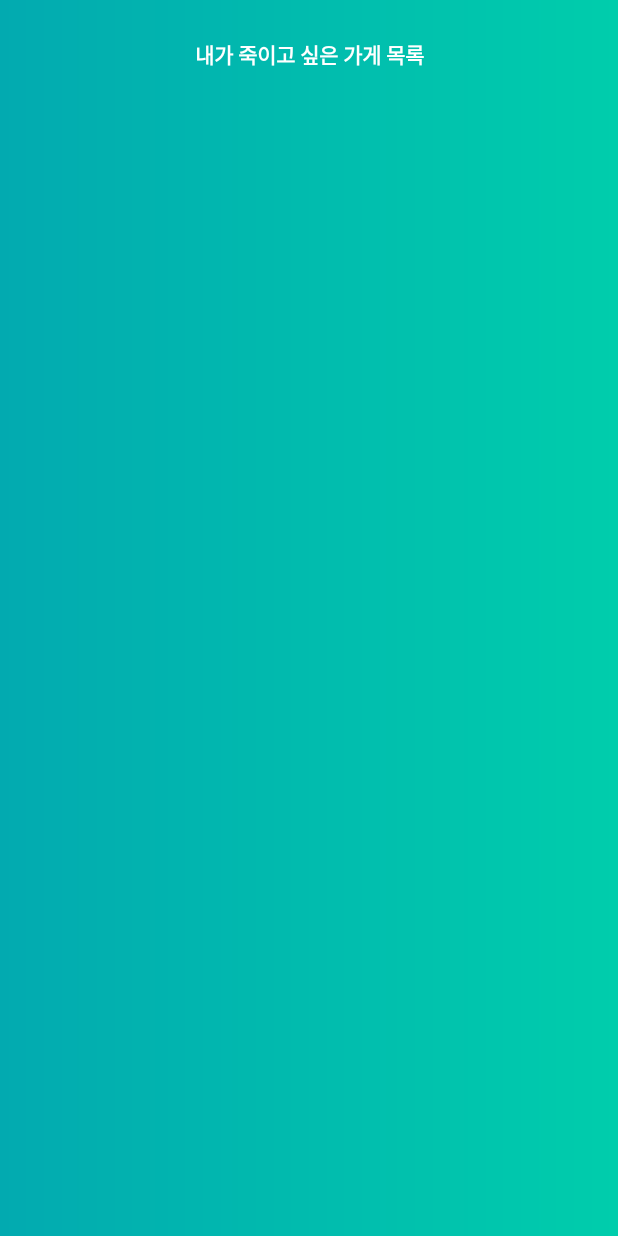
After one commit to princesssubinwith5man/RomanticChuncheon, an Android app: the MyListActivity screen opened directly, with no data from a screen before it, on a phone screen of 412 x 824 dp. The commit adds this screen. Run offline under Robolectric (Android 15) with nearby library versions, the phone set to English and light mode, and no system bars; our stand-ins replace Firebase (no records; nobody signed in at launch, a user with empty details on screens opened directly); 1 statement that could not run was skipped.

Commit message:
내가 죽이고 싶은 가게 목록 ㄹㅇ 죽임

```diff
--- a/Practice2/app/src/main/AndroidManifest.xml
+++ b/Practice2/app/src/main/AndroidManifest.xml
@@ -11,6 +11,9 @@
         android:roundIcon="@mipmap/ic_launcher_round"
         android:supportsRtl="true"
         android:theme="@style/Theme.Practice">
+        <activity
+            android:name=".MyListActivity"
+            android:exported="true" />
         <activity
             android:name=".SeeBoardActivity"
             android:exported="true" />
--- /dev/null
+++ b/Practice2/app/src/main/java/com/example/practice/MyListActivity.java
@@ -0,0 +1,89 @@
+package com.example.practice;
+
+import static android.content.ContentValues.TAG;
+
+import androidx.annotation.NonNull;
+import androidx.appcompat.app.AppCompatActivity;
+
+import android.content.Intent;
+import android.os.Bundle;
+import android.util.Log;
+import android.view.View;
+import android.widget.AdapterView;
+import android.widget.ListView;
+
+import com.google.android.gms.tasks.OnCompleteListener;
+import com.google.android.gms.tasks.Task;
+import com.google.firebase.database.DataSnapshot;
+import com.google.firebase.database.DatabaseError;
+import com.google.firebase.database.FirebaseDatabase;
+import com.google.firebase.database.ValueEventListener;
+import com.google.firebase.firestore.CollectionReference;
+import com.google.firebase.firestore.FirebaseFirestore;
+import com.google.firebase.firestore.Query;
+import com.google.firebase.firestore.QueryDocumentSnapshot;
+import com.google.firebase.firestore.QuerySnapshot;
+
+public class MyListActivity extends AppCompatActivity {
+    String uid;
+    FirebaseFirestore db;
+    ListView listview;
+    @Override
+    protected void onCreate(Bundle savedInstanceState) {
+        super.onCreate(savedInstanceState);
+        setContentView(R.layout.activity_my_list);
+        Intent intent = getIntent();
+        uid = intent.getExtras().getString("uid");
+        Log.d(TAG, "onCreate: "+uid);
+        db = FirebaseFirestore.getInstance();
+        listview = (ListView) findViewById(R.id.myList);
+        ListViewAdapter adapter = new ListViewAdapter();
+        FirebaseDatabase.getInstance().getReference("name").child(uid).child("mylike").addValueEventListener(new ValueEventListener() {
+            @Override
+            public void onDataChange(@NonNull DataSnapshot dataSnapshot) {
+                for (DataSnapshot snapshot : dataSnapshot.getChildren()) {
+                    String shopNum = snapshot.getKey();
+                    int sn = Integer.parseInt(shopNum);
+                    Log.d(TAG, "onDataChange: "+sn);
+                    CollectionReference shopRef = db.collection("shop");
+                    Query query = shopRef.whereEqualTo("num", sn);
+                    query.get().addOnCompleteListener(new OnCompleteListener<QuerySnapshot>() {
+                        // 쿼리 실행 결과 리스트뷰로 보이기
+                        @Override
+                        public void onComplete(@NonNull Task<QuerySnapshot> task) {
+                            for (QueryDocumentSnapshot document : task.getResult()) {
+                                Shop shop = document.toObject(Shop.class);
+                                adapter.addItem(0, shop.name,  Integer.toString(shop.like), shop.address, document.getId());
+                                listview.setAdapter(adapter);
+                            }
+                            listview.setOnItemClickListener(new AdapterView.OnItemClickListener() {
+                                @Override
+                                public void onItemClick(AdapterView<?> adapterView, View view, int i, long l) {
+                                    ListViewItem listViewItem = adapter.listViewItemList.get(i);
+                                    String centerName = listViewItem.getCenterNameStr();
+                                    String address = listViewItem.getAddressStr();
+                                    String key = listViewItem.getKey();
+                                    String like = listViewItem.getLike();
+
+                                    //Toastdd.makeText(getApplicationContext(), "위도 : " + centerName, Toast.LENGTH_LONG).show();
+                                    //Log.i("TAG: value is ", centerName + " : " + address);
+                                    Intent intent = new Intent(MyListActivity.this, InformationActivity.class);
+                                    intent.putExtra("centername", centerName);
+                                    intent.putExtra("add", address);
+                                    intent.putExtra("key", key);
+                                    intent.putExtra("like", like);
+                                    startActivity(intent);
+                                }
+                            });
+                        }
+                    });
+                }
+            }
+
+            @Override
+            public void onCancelled(@NonNull DatabaseError error) {
+
+            }
+        });
+    }
+}
--- /dev/null
+++ b/Practice2/app/src/main/res/layout/activity_my_list.xml
@@ -0,0 +1,24 @@
+<?xml version="1.0" encoding="utf-8"?>
+<RelativeLayout xmlns:android="http://schemas.android.com/apk/res/android"
+    xmlns:app="http://schemas.android.com/apk/res-auto"
+    xmlns:tools="http://schemas.android.com/tools"
+    android:background="@drawable/grad_bg"
+    android:layout_width="match_parent"
+    android:layout_height="match_parent"
+    tools:context=".MyListActivity"
+    >
+    <TextView
+        android:layout_marginTop="25dp"
+        android:layout_width="match_parent"
+        android:layout_height="wrap_content"
+        android:text="내가 죽이고 싶은 가게 목록"
+        android:textColor="@color/white"
+        android:textStyle="bold"
+        android:gravity="center"/>
+
+    <ListView
+        android:id="@+id/myList"
+        android:layout_width="match_parent"
+        android:layout_height="match_parent"
+        android:layout_marginTop="45dp" />
+</RelativeLayout>
```
Also changed, not shown: Practice2/app/src/main/java/com/example/practice/MyInformationFragment.java (+6 -1 lines), Practice2/app/src/main/java/com/example/practice/WhoLActivity.java (+8 -7 lines).
